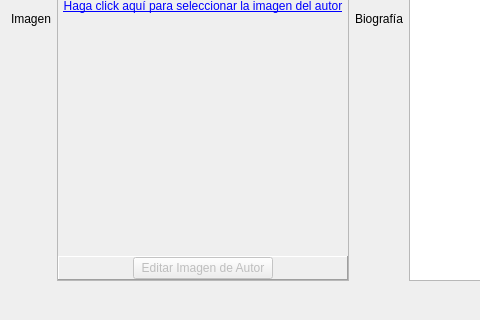
First picture: the form in epubcreator/gui/forms/author_data_edit_dialog.ui, repository leandro86/epubcreator, before the edit; both pictures show x 0 to 480 and y 283 to 603 of the 711 by 603 pixel window.
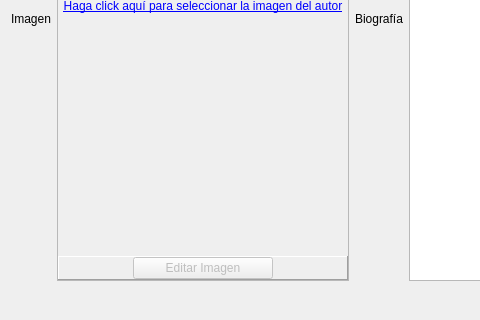
Second picture: the form after the edit. Custom widgets are drawn as their Qt base class.

Commit message: Gui: cambia texto del botón para editar la imagen.

Diff of the .ui file:
```diff
--- a/epubcreator/gui/forms/author_data_edit_dialog.ui
+++ b/epubcreator/gui/forms/author_data_edit_dialog.ui
@@ -151,7 +151,7 @@
               </size>
              </property>
              <property name="text">
-              <string>Editar Imagen de Autor</string>
+              <string>Editar Imagen</string>
              </property>
             </widget>
            </item>
```
The commit also changes 1 other file.
